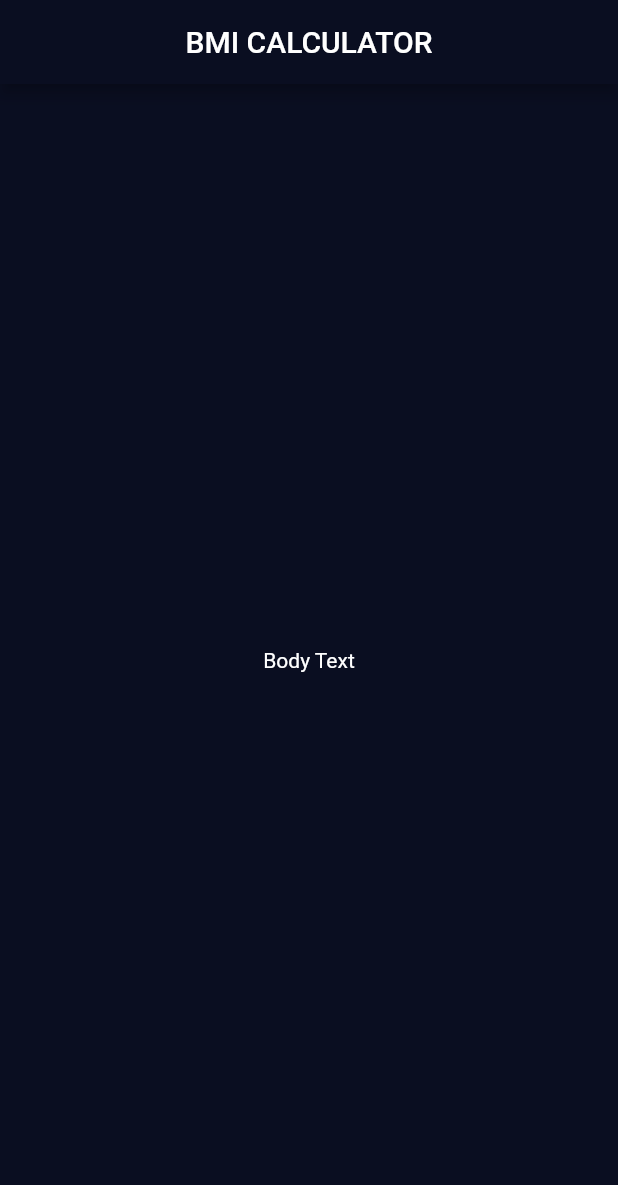
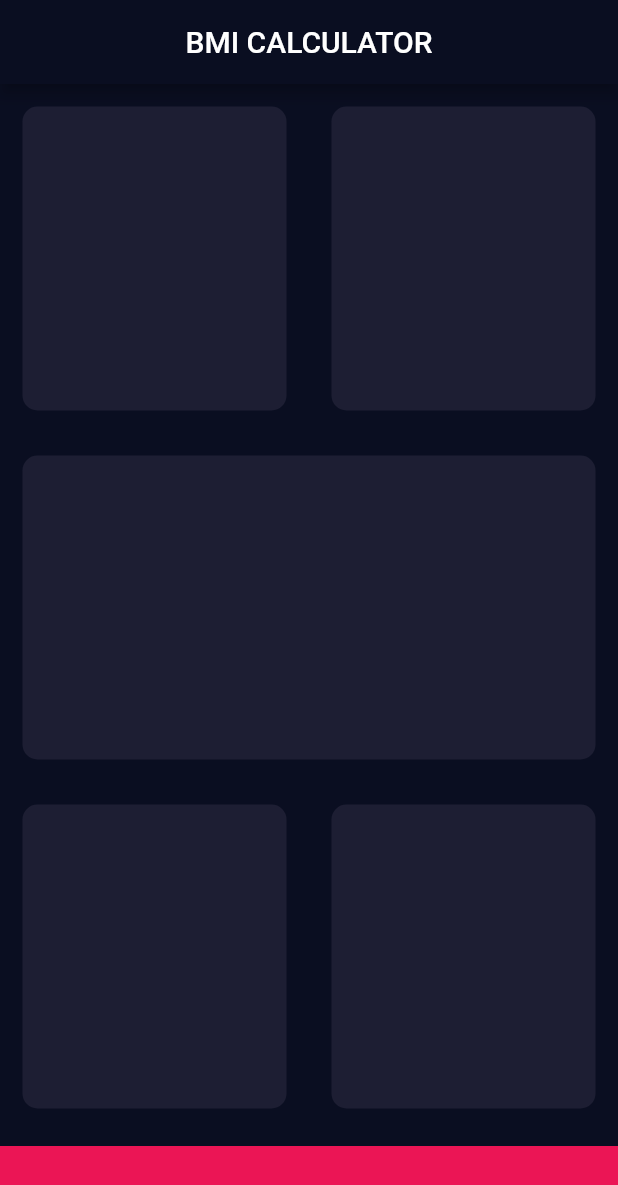
Before and after one commit to soumoq/BMI-Calculator-Flutter, a Flutter app: the screen it shows after launch, on a phone screen of 412 x 824 dp. Shown: the top 1185 px of the screen. Run offline on Flutter 3.47's test engine with Material 2 defaults, Android fonts, the phone set to English and light mode, and no system bars.

Commit message:
Implement card on design

```diff
--- /dev/null
+++ b/lib/input_page.dart
@@ -0,0 +1,79 @@
+import 'package:flutter/cupertino.dart';
+import 'package:flutter/material.dart';
+
+import 'main.dart';
+
+const double bottomContHeight = 60;
+const activeCardColor = Color(0xFF1D1E33);
+const bottomContainerColor = Color(0xFFEB1555);
+
+class InputPage extends StatefulWidget {
+  const InputPage({Key? key}) : super(key: key);
+
+  @override
+  _InputPageState createState() => _InputPageState();
+}
+
+class _InputPageState extends State<InputPage> {
+  @override
+  Widget build(BuildContext context) {
+    return Scaffold(
+        appBar: AppBar(
+          title: Text('BMI CALCULATOR'),
+          centerTitle: true,
+        ),
+        body: Column(
+          children: [
+            Expanded(
+                child: Row(
+              children: [
+                Expanded(
+                  child: ReusableCard(color: activeCardColor),
+                ),
+                Expanded(
+                  child: ReusableCard(color: activeCardColor),
+                )
+              ],
+            )),
+            Expanded(
+              child: ReusableCard(color: activeCardColor),
+            ),
+            Expanded(
+                child: Row(
+              children: [
+                Expanded(
+                  child: ReusableCard(color: activeCardColor),
+                ),
+                Expanded(
+                  child: ReusableCard(color: activeCardColor),
+                )
+              ],
+            )),
+            Container(
+              color: bottomContainerColor,
+              margin: EdgeInsets.only(top: 10),
+              width: double.infinity,
+              height: bottomContHeight,
+            )
+          ],
+        ));
+  }
+}
+
+class ReusableCard extends StatelessWidget {
+  ReusableCard({required this.color});
+
+  final Color color;
+
+
+  @override
+  Widget build(BuildContext context) {
+    return Container(
+
+        margin: EdgeInsets.all(15.0),
+        decoration: BoxDecoration(
+          color: color,
+          borderRadius: BorderRadius.circular(10),
+        ));
+  }
+}
--- a/lib/main.dart
+++ b/lib/main.dart
@@ -1,4 +1,6 @@
 import 'package:flutter/material.dart';
+
+import 'input_page.dart';
 
 void main() {
   runApp(BMICalculator());
@@ -18,25 +20,3 @@ class BMICalculator extends StatelessWidget {
     );
   }
 }
-
-class InputPage extends StatefulWidget {
-  const InputPage({Key? key}) : super(key: key);
-
-  @override
-  _InputPageState createState() => _InputPageState();
-}
-
-class _InputPageState extends State<InputPage> {
-  @override
-  Widget build(BuildContext context) {
-    return Scaffold(
-      appBar: AppBar(
-        title: Text('BMI CALCULATOR'),
-        centerTitle: true,
-      ),
-      body: Center(
-        child: Text('Body Text'),
-      ),
-    );
-  }
-}
```
Also changed, not shown: pubspec.yaml (+3 -53 lines).
